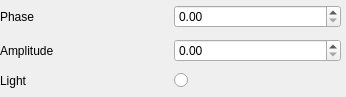
Above: set_dial.ui from vitaliibalakin/dissector before the change. Below: the same form after it.
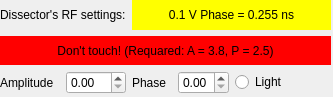
That is the form after the change.

The edit to the form file:
```diff
--- a/set_dial.ui
+++ b/set_dial.ui
@@ -6,7 +6,7 @@
    <rect>
     <x>0</x>
     <y>0</y>
-    <width>346</width>
+    <width>333</width>
     <height>97</height>
    </rect>
   </property>
@@ -18,13 +18,27 @@
     <rect>
      <x>0</x>
      <y>0</y>
-     <width>341</width>
+     <width>331</width>
      <height>94</height>
     </rect>
    </property>
    <layout class="QGridLayout" name="gridLayout">
-    <item row="0" column="0">
-     <layout class="QHBoxLayout" name="horizontalLayout">
+    <item row="3" column="3">
+     <widget class="QRadioButton" name="light">
+      <property name="text">
+       <string>Light</string>
+      </property>
+     </widget>
+    </item>
+    <item row="1" column="1">
+     <widget class="QLabel" name="label_4">
+      <property name="text">
+       <string>Dissector's RF settings:</string>
+      </property>
+     </widget>
+    </item>
+    <item row="3" column="2">
+     <layout class="QHBoxLayout" name="horizontalLayout_4">
       <item>
        <widget class="QLabel" name="label">
         <property name="text">
@@ -44,7 +58,20 @@
       </item>
      </layout>
     </item>
-    <item row="1" column="0">
+    <item row="2" column="1" colspan="3">
+     <widget class="QLabel" name="label_5">
+      <property name="styleSheet">
+       <string notr="true">background-color:rgb(255, 0, 0)</string>
+      </property>
+      <property name="text">
+       <string>Don't touch! (Requared: A = 3.8, P = 2.5)</string>
+      </property>
+      <property name="alignment">
+       <set>Qt::AlignCenter</set>
+      </property>
+     </widget>
+    </item>
+    <item row="3" column="1">
      <layout class="QHBoxLayout" name="horizontalLayout_3">
       <item>
        <widget class="QLabel" name="label_3">
@@ -65,23 +92,18 @@
       </item>
      </layout>
     </item>
-    <item row="2" column="0">
-     <layout class="QHBoxLayout" name="horizontalLayout_4">
-      <item>
-       <widget class="QLabel" name="label_light">
-        <property name="text">
-         <string>Light</string>
-        </property>
-       </widget>
-      </item>
-      <item>
-       <widget class="QRadioButton" name="light">
-        <property name="text">
-         <string/>
-        </property>
-       </widget>
-      </item>
-     </layout>
+    <item row="1" column="2" colspan="2">
+     <widget class="QLabel" name="label_6">
+      <property name="styleSheet">
+       <string notr="true">background-color:rgb(255, 255, 0)</string>
+      </property>
+      <property name="text">
+       <string>0.1 V Phase = 0.255 ns</string>
+      </property>
+      <property name="alignment">
+       <set>Qt::AlignCenter</set>
+      </property>
+     </widget>
     </item>
    </layout>
   </widget>
```
Left out of the diff: 2 changed lines with no effect on the pictures.
